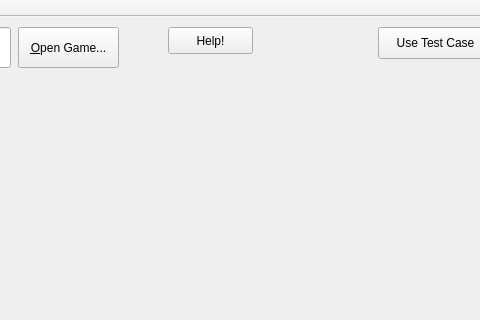
First picture: the form in road_race/roadrace.ui, repository bjuppl/roadrace, before the edit; both pictures show x 332 to 812 and y 0 to 320 of the 922 by 709 pixel window.
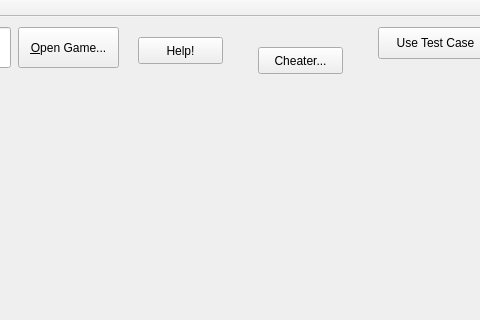
Second picture: the form after the edit.

What changed in the file:
```diff
--- a/road_race/roadrace.ui
+++ b/road_race/roadrace.ui
@@ -237,8 +237,8 @@
    <widget class="QPushButton" name="helpBtn">
     <property name="geometry">
      <rect>
-      <x>500</x>
-      <y>10</y>
+      <x>470</x>
+      <y>20</y>
       <width>85</width>
       <height>27</height>
      </rect>
@@ -286,6 +286,19 @@
      <string>l33t Mode</string>
     </property>
    </widget>
+   <widget class="QPushButton" name="cheatBtn">
+    <property name="geometry">
+     <rect>
+      <x>590</x>
+      <y>30</y>
+      <width>85</width>
+      <height>27</height>
+     </rect>
+    </property>
+    <property name="text">
+     <string>Cheater...</string>
+    </property>
+   </widget>
   </widget>
   <widget class="QToolBar" name="mainToolBar">
    <attribute name="toolBarArea">
```
